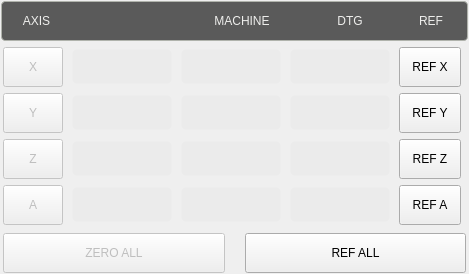
Above: configs/probe_basic/user_dro_display/xyza_dros/dros_xyza.ui from kcjengr/probe_basic before the change. Below: the same form after it.
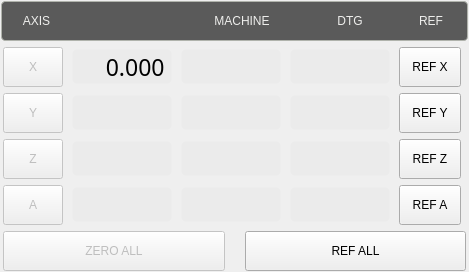
That is the form after the change. Icons and pictures are not drawn. Custom widgets are drawn as their Qt base class.

What changed in the file:
```diff
--- a/configs/probe_basic/user_dro_display/xyza_dros/dros_xyza.ui
+++ b/configs/probe_basic/user_dro_display/xyza_dros/dros_xyza.ui
@@ -6,8 +6,8 @@
    <rect>
     <x>0</x>
     <y>0</y>
-    <width>461</width>
-    <height>274</height>
+    <width>469</width>
+    <height>272</height>
    </rect>
   </property>
   <property name="sizePolicy">
@@ -430,6 +430,12 @@
     font: 17pt &quot;Bebas Kai&quot;;
 }</string>
           </property>
+          <property name="text">
+           <string>     0.000</string>
+          </property>
+          <property name="cursorPosition">
+           <number>10</number>
+          </property>
           <property name="alignment">
            <set>Qt::AlignRight|Qt::AlignTrailing|Qt::AlignVCenter</set>
           </property>
@@ -1463,7 +1469,7 @@
          <number>3</number>
         </property>
         <property name="topMargin">
-         <number>3</number>
+         <number>1</number>
         </property>
         <property name="rightMargin">
          <number>3</number>
```
Left out of the diff: 90 changed lines with no effect on the pictures.
